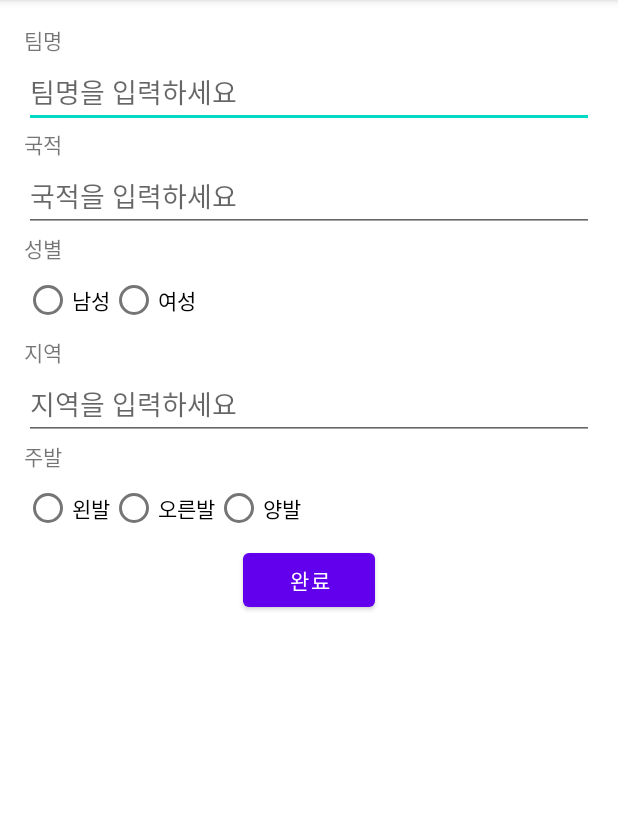
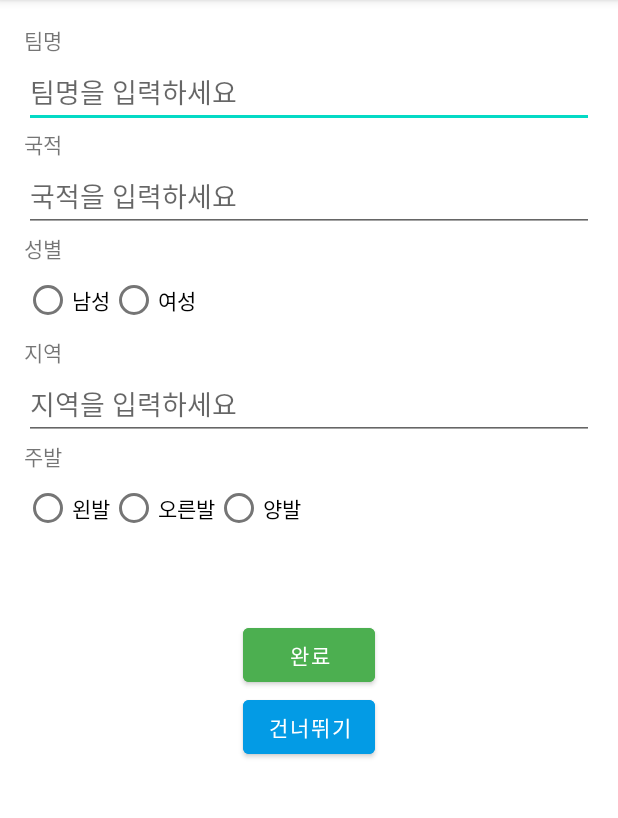
Before and after one commit to kim-jaeheon115/match_ball, an Android app: the User_register screen opened directly, with no data from a screen before it, on a phone screen of 412 x 824 dp, the part 84-902 px from its top. Run offline under Robolectric (Android 15) with nearby library versions, the phone set to English and light mode, and no system bars.

Commit message:
12.1 시작

```diff
--- a/app/src/main/java/com/example/matchball/RegisterActivity.java
+++ b/app/src/main/java/com/example/matchball/RegisterActivity.java
@@ -84,7 +84,7 @@ public class RegisterActivity extends AppCompatActivity {
                              startActivity(intent);
                              finish(); //현재액티비티 ㅊ파괴
                          }else {
-                             Toast.makeText(RegisterActivity.this, "회원가입에 실패 , 이메일형식으로  다시 생성해주세요!", Toast.LENGTH_SHORT).show();
+                             Toast.makeText(RegisterActivity.this, "회원가입에 실패", Toast.LENGTH_SHORT).show();
 
 
                          }
--- a/app/src/main/java/com/example/matchball/User_register.java
+++ b/app/src/main/java/com/example/matchball/User_register.java
@@ -32,11 +32,21 @@ public class User_register extends AppCompatActivity {
         RadioGroup rg_foot = findViewById(R.id.rg_foot);
 
         Button btn_finish = findViewById(R.id.btn_finish);
+        Button btn_jump = findViewById(R.id.btn_jump);
 
         btn_finish.setOnClickListener(new View.OnClickListener() {
             @Override
             public void onClick(View view) {
                 //완료버튼을 누르면
+                Intent intent = new Intent(User_register.this,MainActivity.class);
+                startActivity(intent);
+            }
+        });
+
+        btn_jump.setOnClickListener(new View.OnClickListener() {
+            @Override
+            public void onClick(View view) {
+                //건너뛰기
                 Intent intent = new Intent(User_register.this,MainActivity.class);
                 startActivity(intent);
             }
@@ -49,5 +59,7 @@ public class User_register extends AppCompatActivity {
 
 
 
+
+
     }
 }
--- a/app/src/main/res/layout/activity_user_register.xml
+++ b/app/src/main/res/layout/activity_user_register.xml
@@ -13,8 +13,7 @@
         android:orientation="vertical">
 
 
-
-            <!-- 이름 -->
+        <!-- 이름 -->
             <TextView
                 android:layout_width="wrap_content"
                 android:layout_height="wrap_content"
@@ -114,10 +113,18 @@
                 android:layout_width="wrap_content"
                 android:layout_height="wrap_content"
                 android:text="완료"
+                android:layout_marginTop="50dp"
+                android:backgroundTint="@color/colorGreen"
                 android:layout_gravity="center"
                 android:onClick="onSubmitButtonClick" />
 
-
+        <Button
+            android:id="@+id/btn_jump"
+            android:layout_width="wrap_content"
+            android:layout_height="wrap_content"
+            android:layout_gravity="center"
+            android:backgroundTint="@color/light_blue_600"
+            android:text="건너뛰기" />
 
 
     </LinearLayout>
```
Also changed, not shown: app/src/main/java/com/example/matchball/LoginActivity.java (+0 -106 lines), app/src/main/res/drawable/ic_back_arrow.png (added).
